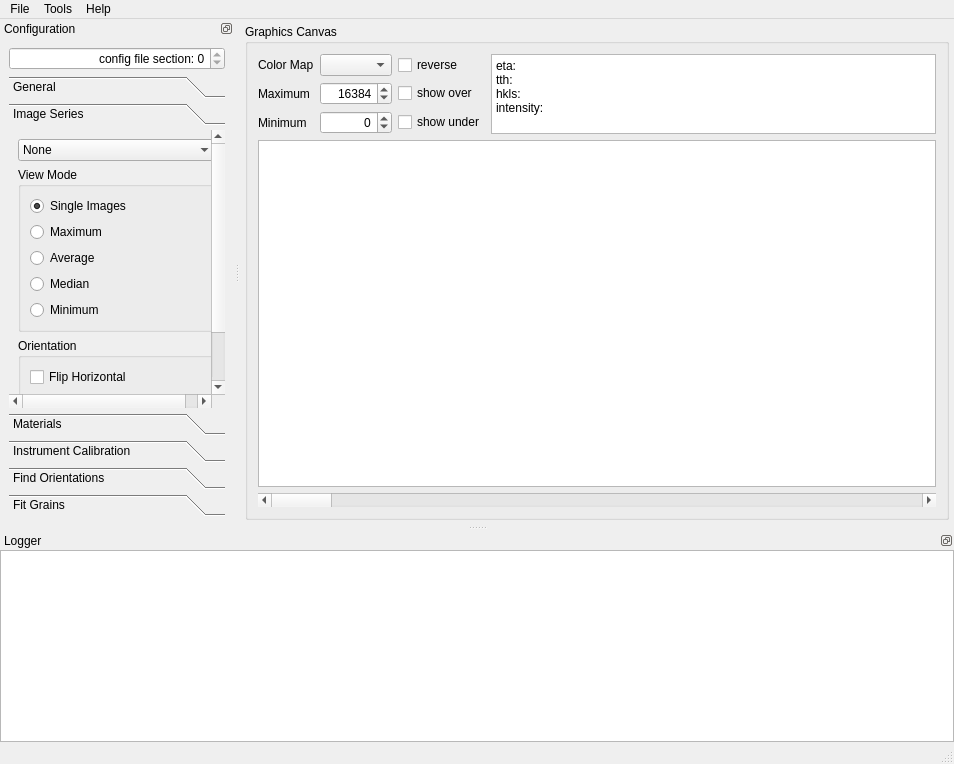
This is hexrd/qt/resources/mainwindow.ui in praxes/hexrd as Qt 5 draws it before an edit. The edited form follows.
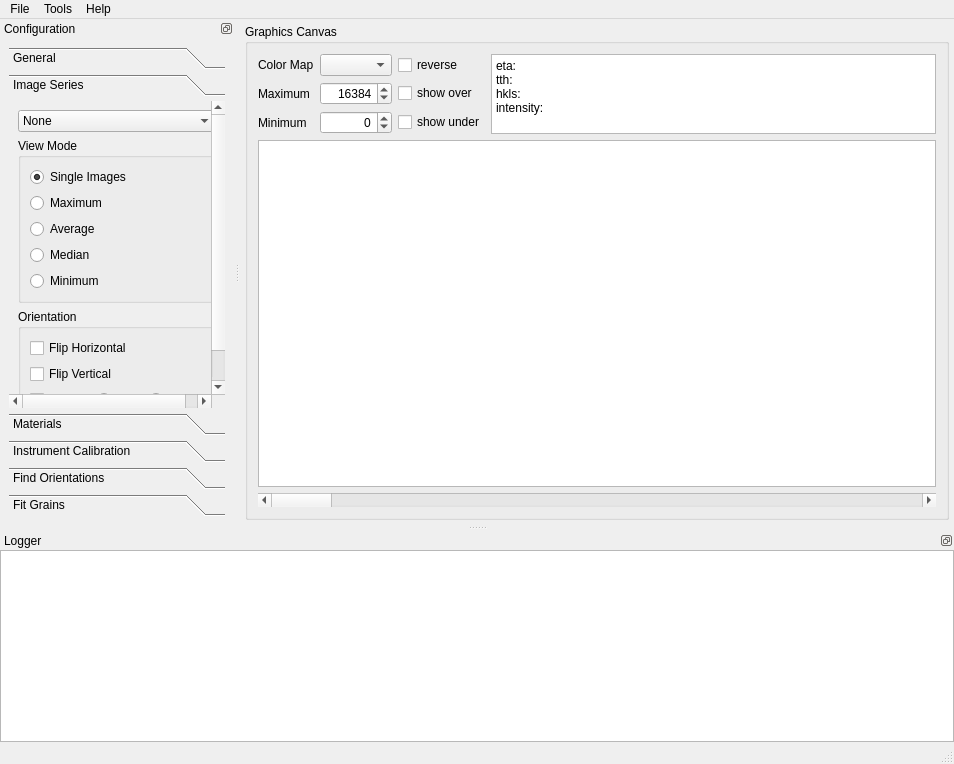
This is the edited form.

Commit message: backout gui support for multiple cfg sections

The edit to the form file:
```diff
--- a/hexrd/qt/resources/mainwindow.ui
+++ b/hexrd/qt/resources/mainwindow.ui
@@ -276,19 +276,6 @@
    </attribute>
    <widget class="QWidget" name="configDockWidgets">
     <layout class="QVBoxLayout" name="verticalLayout_5">
-     <item>
-      <widget class="QSpinBox" name="configSectionSpinBox">
-       <property name="alignment">
-        <set>Qt::AlignRight|Qt::AlignTrailing|Qt::AlignVCenter</set>
-       </property>
-       <property name="prefix">
-        <string>config file section: </string>
-       </property>
-       <property name="maximum">
-        <number>0</number>
-       </property>
-      </widget>
-     </item>
      <item>
       <widget class="QToolBox" name="cfgToolBox">
        <property name="currentIndex">
@@ -396,8 +383,8 @@
          <rect>
           <x>0</x>
           <y>0</y>
-          <width>199</width>
-          <height>300</height>
+          <width>202</width>
+          <height>317</height>
          </rect>
         </property>
         <attribute name="label">
```
The commit also changes 2 other files.
